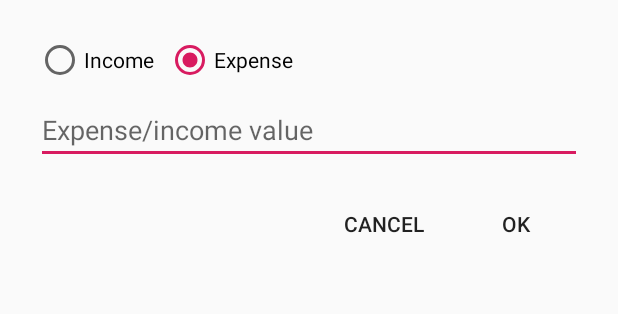
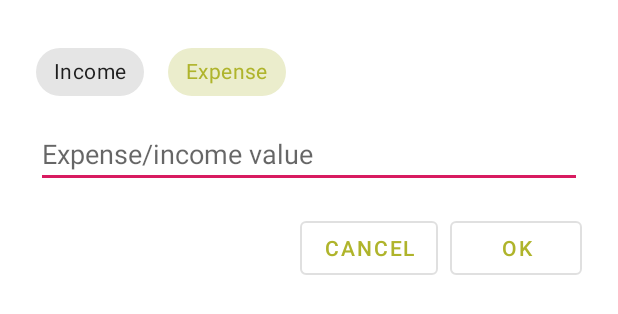
Before and after one commit to vbevans94/moneyburndown, an Android app: the layout dialog_add_change.xml on its own in the app's theme, with its tools: preview values and no code run, on a phone screen of 412 x 824 dp. Shown: the top 314 px of the screen. Run offline under Robolectric (Android 15) with nearby library versions, the phone set to English and light mode, and no system bars; network calls fail.

Commit message:
Update design a bit

```diff
--- a/app/build.gradle
+++ b/app/build.gradle
@@ -54,7 +54,7 @@ dependencies {
 
     implementation "androidx.lifecycle:lifecycle-viewmodel-ktx:2.2.0-alpha02"
 
-    implementation 'com.google.android.material:material:1.0.0'
+    implementation 'com.google.android.material:material:1.1.0-alpha09'
 
     implementation "org.koin:koin-core:$koin_version"
     implementation "org.koin:koin-android:$koin_version"
--- a/app/src/main/res/layout/dialog_add_change.xml
+++ b/app/src/main/res/layout/dialog_add_change.xml
@@ -18,7 +18,7 @@
         android:padding="@dimen/fab_margin"
         tools:context=".activity.LimitActivity">
 
-        <RadioGroup
+        <com.google.android.material.chip.ChipGroup
             android:id="@+id/radio_options"
             android:layout_width="match_parent"
             android:layout_height="wrap_content"
@@ -26,24 +26,27 @@
             android:layout_marginTop="@dimen/common_space"
             android:orientation="horizontal"
             app:layout_constraintStart_toStartOf="parent"
-            app:layout_constraintTop_toTopOf="parent">
+            app:layout_constraintTop_toTopOf="parent"
+            app:singleSelection="true">
 
-            <RadioButton
+            <com.google.android.material.chip.Chip
                 android:id="@+id/radio_income"
+                style="@style/Widget.MaterialComponents.Chip.Choice"
                 android:layout_width="wrap_content"
                 android:layout_height="wrap_content"
                 android:layout_marginEnd="@dimen/common_space"
                 android:onClick="@{() -> viewModel.selectOption(ChangeViewModel.OPTION_INCOME)}"
                 android:text="@string/option_income" />
 
-            <RadioButton
+            <com.google.android.material.chip.Chip
                 android:id="@+id/radio_expense"
+                style="@style/Widget.MaterialComponents.Chip.Choice"
                 android:layout_width="wrap_content"
                 android:layout_height="wrap_content"
                 android:checked="true"
                 android:onClick="@{() -> viewModel.selectOption(ChangeViewModel.OPTION_INCOME)}"
                 android:text="@string/option_expense" />
-        </RadioGroup>
+        </com.google.android.material.chip.ChipGroup>
 
         <androidx.appcompat.widget.AppCompatEditText
             android:id="@+id/edit_value"
@@ -61,9 +64,9 @@
             app:layout_constraintStart_toStartOf="parent"
             app:layout_constraintTop_toBottomOf="@+id/radio_options" />
 
-        <Button
+        <com.google.android.material.button.MaterialButton
             android:id="@+id/button_ok"
-            style="@style/Widget.AppCompat.Button.Borderless"
+            style="@style/Widget.MaterialComponents.Button.OutlinedButton"
             android:layout_width="wrap_content"
             android:layout_height="wrap_content"
             android:layout_marginTop="@dimen/fab_margin"
@@ -73,11 +76,12 @@
             app:layout_constraintEnd_toEndOf="parent"
             app:layout_constraintTop_toBottomOf="@+id/edit_value" />
 
-        <Button
+        <com.google.android.material.button.MaterialButton
             android:id="@+id/button_cancel"
-            style="@style/Widget.AppCompat.Button.Borderless"
+            style="@style/Widget.MaterialComponents.Button.OutlinedButton"
             android:layout_width="wrap_content"
             android:layout_height="wrap_content"
+            android:layout_marginEnd="@dimen/common_space"
             android:onClick="@{() -> viewModel.exit(false)}"
             android:text="@android:string/cancel"
             app:layout_constraintBottom_toBottomOf="@+id/button_ok"
--- a/app/src/main/res/values/colors.xml
+++ b/app/src/main/res/values/colors.xml
@@ -1,9 +1,10 @@
 <?xml version="1.0" encoding="utf-8"?>
 <resources>
-    <color name="colorPrimary">#cddc39</color>
-    <color name="colorPrimaryDark">#99aa00</color>
-    <color name="colorPrimaryLight">#ffff6e</color>
+    <color name="colorPrimary">#afb42b</color>
+    <color name="colorPrimaryDark">#7c8500</color>
+    <color name="colorPrimaryLight">#e4e65e</color>
     <color name="colorAccent">#D81B60</color>
+    <color name="colorWhite">#ffffff</color>
 
     <color name="colorGreyLine">#888</color>
 </resources>
--- a/app/src/main/res/values/styles.xml
+++ b/app/src/main/res/values/styles.xml
@@ -1,11 +1,13 @@
 <resources>
 
     <!-- Base application theme. -->
-    <style name="AppTheme" parent="Theme.AppCompat.Light">
+    <style name="AppTheme" parent="Theme.MaterialComponents.Light">
         <!-- Customize your theme here. -->
         <item name="colorPrimary">@color/colorPrimary</item>
+        <item name="colorOnPrimary">@color/colorAccent</item>
         <item name="colorPrimaryDark">@color/colorPrimaryDark</item>
-        <item name="colorAccent">@color/colorAccent</item>
+        <item name="colorSecondary">@color/colorAccent</item>
+        <item name="colorOnSecondary">@color/colorWhite</item>
     </style>
     <style name="AppTheme.NoActionBar">
         <item name="windowActionBar">false</item>
```
Also changed, not shown: app/src/main/java/com/moneyburndown/dialog/AddChangeDialog.kt (+8 -2 lines), app/src/main/java/com/moneyburndown/dialog/SetLimitDialog.kt (+21 -2 lines), app/src/main/res/layout/dialog_set_limit.xml (+4 -3 lines).
